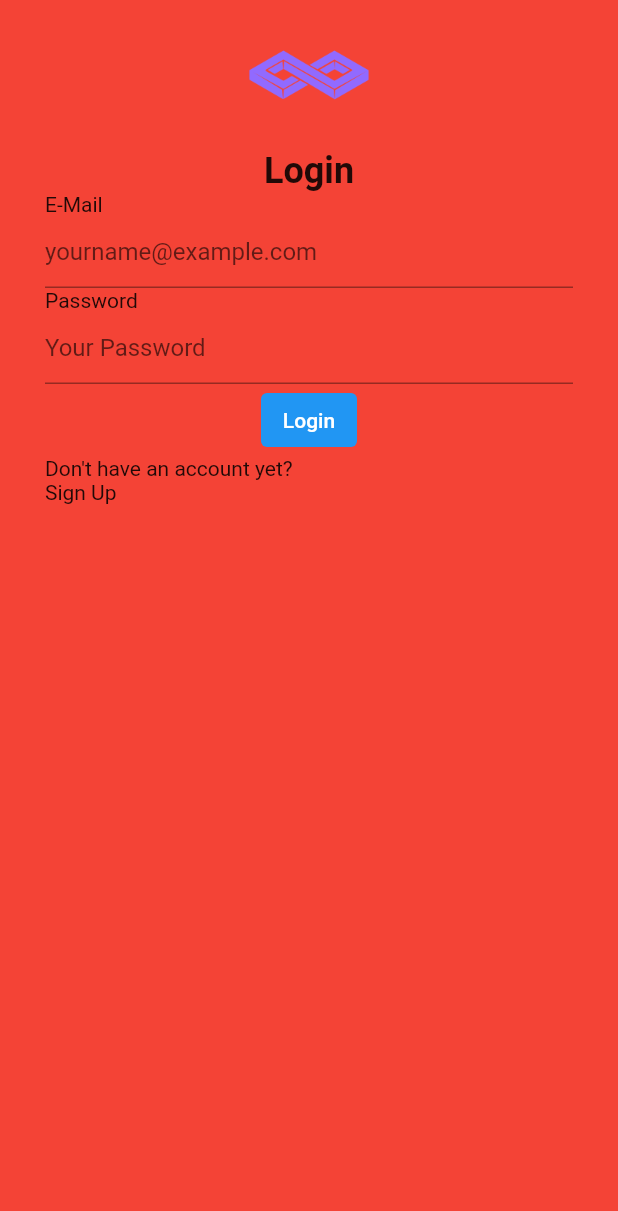
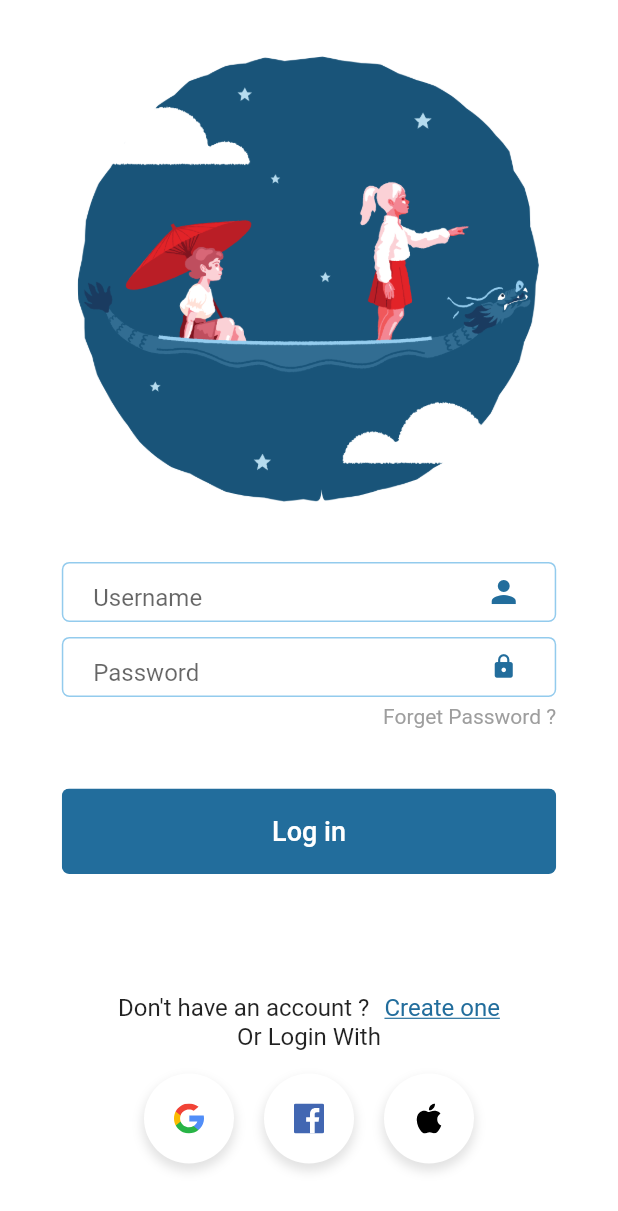
Before and after one commit to AwangPraja01/simple_login_screen_with_flutter, a Flutter app: the screen it shows after launch, on a phone screen of 412 x 824 dp. Shown: the top 1211 px of the screen. Run offline on Flutter 3.47's test engine with Material 2 defaults, Android fonts, the phone set to English and light mode, and no system bars; our stand-ins replace flutter_svg.

Commit message:
Refactored code and added some widget

```diff
--- /dev/null
+++ b/lib/Screens/Login/components/body.dart
@@ -0,0 +1,81 @@
+import 'package:flutter/material.dart';
+
+import 'dont_have_account_and_create_one_text.dart';
+import 'forget_password_text.dart';
+import 'password_textfield_input.dart';
+import 'rounded_button.dart';
+import 'social_icon.dart';
+import 'username_textfield_input.dart';
+
+class Body extends StatelessWidget {
+  const Body({
+    Key? key,
+  }) : super(key: key);
+
+  @override
+  Widget build(BuildContext context) {
+    Size size = MediaQuery.of(context).size;
+    return SingleChildScrollView(
+      child: Container(
+          height: size.height,
+          width: size.width,
+          child: SingleChildScrollView(
+            child: Column(
+              mainAxisAlignment: MainAxisAlignment.center,
+              crossAxisAlignment: CrossAxisAlignment.center,
+              children: <Widget>[
+                SizedBox(height: 20),
+                Image.asset(
+                  "assets/images/sail_across_the_sky.png",
+                  height: size.height * 0.4,
+                ),
+                SizedBox(height: 20),
+                UsernameTextFieldInput(
+                  hintText: "Username",
+                  icon: Icons.person,
+                ),
+                PasswordTextFieldInput(
+                  hintText: "Password",
+                  icon: Icons.lock,
+                ),
+                ForgetPasswordText(),
+                SizedBox(height: 40),
+                RoundedButton(
+                  text: "Log in",
+                  press: () {},
+                ),
+                SizedBox(height: 80),
+                DontHaveAccountAndCreateOneText(),
+                Container(
+                  alignment: Alignment.center,
+                  width: size.width * 0.8,
+                  child: Text(
+                    "Or Login With",
+                    style: TextStyle(fontSize: 16),
+                  ),
+                ),
+                SizedBox(height: 15),
+                Row(
+                  mainAxisAlignment: MainAxisAlignment.center,
+                  children: [
+                    SocialIcon(
+                      iconSrc: "assets/icons/google.svg",
+                      press: () {},
+                    ),
+                    SocialIcon(
+                      iconSrc: "assets/icons/facebook.svg",
+                      press: () {},
+                    ),
+                    SocialIcon(
+                      iconSrc: "assets/icons/apple.svg",
+                      press: () {},
+                    ),
+                  ],
+                ),
+                SizedBox(height: 20),
+              ],
+            ),
+          )),
+    );
+  }
+}
--- /dev/null
+++ b/lib/Screens/Login/components/dont_have_account_and_create_one_text.dart
@@ -0,0 +1,38 @@
+import 'package:flutter/material.dart';
+import 'package:simple_login_screen_with_flutter/constans.dart';
+
+class DontHaveAccountAndCreateOneText extends StatelessWidget {
+  const DontHaveAccountAndCreateOneText({
+    Key? key,
+  }) : super(key: key);
+
+  @override
+  Widget build(BuildContext context) {
+    Size size = MediaQuery.of(context).size;
+    return Container(
+      width: size.width * 0.8,
+      child: Row(
+        mainAxisAlignment: MainAxisAlignment.center,
+        children: [
+          Text(
+            "Don't have an account ?",
+            style: TextStyle(fontSize: 16),
+          ),
+          SizedBox(
+            width: 10,
+          ),
+          GestureDetector(
+            child: Text(
+              "Create one",
+              style: TextStyle(
+                color: kPrimaryColor,
+                fontSize: 16,
+                decoration: TextDecoration.underline,
+              ),
+            ),
+          )
+        ],
+      ),
+    );
+  }
+}
--- /dev/null
+++ b/lib/Screens/Login/components/forget_password_text.dart
@@ -0,0 +1,25 @@
+import 'package:flutter/material.dart';
+
+class ForgetPasswordText extends StatelessWidget {
+  const ForgetPasswordText({
+    Key? key,
+  }) : super(key: key);
+
+  @override
+  Widget build(BuildContext context) {
+    Size size = MediaQuery.of(context).size;
+    return GestureDetector(
+      onTap: () {},
+      child: Container(
+        alignment: Alignment.centerRight,
+        width: size.width * 0.8,
+        child: Text(
+          "Forget Password ?",
+          style: TextStyle(
+            color: Colors.grey,
+          ),
+        ),
+      ),
+    );
+  }
+}
--- /dev/null
+++ b/lib/Screens/Login/components/password_textfield_input.dart
@@ -0,0 +1,39 @@
+import 'package:flutter/material.dart';
+import 'package:simple_login_screen_with_flutter/constans.dart';
+
+import 'text_field_container.dart';
+
+class PasswordTextFieldInput extends StatelessWidget {
+  final String hintText;
+  final IconData icon;
+  final Color iconColor;
+  final double iconSize;
+
+  const PasswordTextFieldInput({
+    Key? key,
+    required this.hintText,
+    required this.icon,
+    this.iconColor = kPrimaryColor,
+    this.iconSize = 18,
+  }) : super(key: key);
+
+  @override
+  Widget build(BuildContext context) {
+    return TextFieldContainer(
+      child: TextField(
+        obscureText: true,
+        textAlignVertical: TextAlignVertical.center,
+        decoration: InputDecoration(
+          contentPadding: EdgeInsets.symmetric(vertical: 10, horizontal: 10),
+          hintText: hintText,
+          border: InputBorder.none,
+          suffixIcon: Icon(
+            icon,
+            color: iconColor,
+            size: iconSize,
+          ),
+        ),
+      ),
+    );
+  }
+}
--- /dev/null
+++ b/lib/Screens/Login/components/rounded_button.dart
@@ -0,0 +1,42 @@
+import 'package:flutter/material.dart';
+import 'package:simple_login_screen_with_flutter/constans.dart';
+
+class RoundedButton extends StatelessWidget {
+  final String text;
+  final Function press;
+  final Color color, textColor;
+
+  const RoundedButton({
+    Key? key,
+    required this.text,
+    required this.press,
+    this.color = kPrimaryColor,
+    this.textColor = Colors.white,
+  }) : super(key: key);
+
+  @override
+  Widget build(BuildContext context) {
+    Size size = MediaQuery.of(context).size;
+    return Container(
+      width: size.width * 0.8,
+      child: ClipRRect(
+        borderRadius: BorderRadius.circular(5),
+        child: TextButton(
+          style: TextButton.styleFrom(
+            padding: EdgeInsets.symmetric(vertical: 18, horizontal: 40),
+            backgroundColor: color,
+          ),
+          onPressed: () => press(),
+          child: Text(
+            text,
+            style: TextStyle(
+              color: textColor,
+              fontSize: 18,
+              fontWeight: FontWeight.w500,
+            ),
+          ),
+        ),
+      ),
+    );
+  }
+}
--- /dev/null
+++ b/lib/Screens/Login/components/social_icon.dart
@@ -0,0 +1,43 @@
+import 'package:flutter/material.dart';
+import 'package:flutter_svg/svg.dart';
+
+class SocialIcon extends StatelessWidget {
+  final String iconSrc;
+  final Function press;
+
+  const SocialIcon({
+    Key? key,
+    required this.iconSrc,
+    required this.press,
+  }) : super(key: key);
+
+  @override
+  Widget build(BuildContext context) {
+    return GestureDetector(
+      onTap: () {
+        press();
+      },
+      child: Container(
+        margin: EdgeInsets.symmetric(horizontal: 10),
+        padding: EdgeInsets.all(20),
+        decoration: BoxDecoration(
+          color: Colors.white,
+          shape: BoxShape.circle,
+          boxShadow: [
+            BoxShadow(
+              color: Colors.grey.withOpacity(0.3),
+              spreadRadius: 1,
+              blurRadius: 5,
+              offset: Offset(0, 4),
+            ),
+          ],
+        ),
+        child: SvgPicture.asset(
+          iconSrc,
+          height: 20,
+          width: 20,
+        ),
+      ),
+    );
+  }
+}
--- /dev/null
+++ b/lib/Screens/Login/components/text_field_container.dart
@@ -0,0 +1,30 @@
+import 'package:flutter/material.dart';
+import 'package:simple_login_screen_with_flutter/constans.dart';
+
+class TextFieldContainer extends StatelessWidget {
+  final Widget child;
+  const TextFieldContainer({
+    Key? key,
+    required this.child,
+  }) : super(key: key);
+
+  @override
+  Widget build(BuildContext context) {
+    Size size = MediaQuery.of(context).size;
+    return Container(
+      alignment: Alignment.center,
+      width: size.width * 0.8,
+      height: 40.0,
+      margin: EdgeInsets.symmetric(vertical: 5),
+      padding: EdgeInsets.symmetric(
+        horizontal: 10,
+      ),
+      decoration: BoxDecoration(
+        color: Colors.transparent,
+        border: Border.all(color: kPrimaryColorLight),
+        borderRadius: BorderRadius.circular(5),
+      ),
+      child: child,
+    );
+  }
+}
--- /dev/null
+++ b/lib/Screens/Login/components/username_textfield_input.dart
@@ -0,0 +1,35 @@
+import 'package:flutter/material.dart';
+import 'package:simple_login_screen_with_flutter/constans.dart';
+
+import 'text_field_container.dart';
+
+class UsernameTextFieldInput extends StatelessWidget {
+  final String hintText;
+  final IconData icon;
+  final Color iconColor;
+
+  const UsernameTextFieldInput({
+    Key? key,
+    required this.hintText,
+    required this.icon,
+    this.iconColor = kPrimaryColor,
+  }) : super(key: key);
+
+  @override
+  Widget build(BuildContext context) {
+    return TextFieldContainer(
+      child: TextField(
+        textAlignVertical: TextAlignVertical.center,
+        decoration: InputDecoration(
+          contentPadding: EdgeInsets.symmetric(vertical: 10, horizontal: 10),
+          hintText: hintText,
+          border: InputBorder.none,
+          suffixIcon: Icon(
+            icon,
+            color: iconColor,
+          ),
+        ),
+      ),
+    );
+  }
+}
--- /dev/null
+++ b/lib/Screens/Login/login_screen.dart
@@ -0,0 +1,12 @@
+import 'package:flutter/material.dart';
+
+import 'components/body.dart';
+
+class LoginScreen extends StatelessWidget {
+  @override
+  Widget build(BuildContext context) {
+    return Scaffold(
+      body: Body(),
+    );
+  }
+}
--- /dev/null
+++ b/lib/constans.dart
@@ -0,0 +1,4 @@
+import 'package:flutter/material.dart';
+
+const kPrimaryColor = Color(0xFF226d9c);
+const kPrimaryColorLight = Color(0xFF93cbed);
--- a/lib/formTextInput.dart
+++ /dev/null
@@ -1,22 +0,0 @@
-import 'package:flutter/material.dart';
-
-class FormTextInput extends StatelessWidget {
-  final String name, hintText;
-
-  FormTextInput(this.name, this.hintText);
-
-  @override
-  Widget build(BuildContext context) {
-    return Container(
-      child: Column(
-        crossAxisAlignment: CrossAxisAlignment.start,
-        children: [
-          Text(name),
-          TextField(
-            decoration: InputDecoration(hintText: hintText),
-          )
-        ],
-      ),
-    );
-  }
-}
--- a/lib/logoWithLoginText.dart
+++ /dev/null
@@ -1,23 +0,0 @@
-import 'package:flutter/material.dart';
-
-class LogoWithLoginText extends StatelessWidget {
-  @override
-  Widget build(BuildContext context) {
-    return Container(
-      alignment: AlignmentDirectional.center,
-      child: Column(
-        children: [
-          Image.asset(
-            'assets/images/companyLogo.png',
-            width: 100,
-            height: 100,
-          ),
-          Text(
-            "Login",
-            style: TextStyle(fontSize: 24, fontWeight: FontWeight.w600),
-          ),
-        ],
-      ),
-    );
-  }
-}
--- a/lib/main.dart
+++ b/lib/main.dart
@@ -1,46 +1,23 @@
-// Package
 import 'package:flutter/material.dart';
-// Widget
-import 'formTextInput.dart';
-import 'logoWithLoginText.dart';
+import 'package:simple_login_screen_with_flutter/constans.dart';
+
+import 'Screens/Login/login_screen.dart';
 
 void main() {
-  runApp(MaterialApp(
-    debugShowCheckedModeBanner: false,
-    home: Login(),
-  ));
+  runApp(MyApp());
 }
 
-class Login extends StatelessWidget {
+class MyApp extends StatelessWidget {
   @override
   Widget build(BuildContext context) {
-    return Scaffold(
-      backgroundColor: Colors.red,
-      body: Container(
-        padding: EdgeInsets.only(left: 30.0, right: 30.0),
-        child: Column(
-          children: [
-            LogoWithLoginText(),
-            FormTextInput("E-Mail", "yourname@example.com"),
-            FormTextInput("Password", "Your Password"),
-            TextButton(
-              style: TextButton.styleFrom(backgroundColor: Colors.blue),
-              onPressed: () {},
-              child: Text(
-                "Login",
-                style: TextStyle(color: Colors.white),
-              ),
-            ),
-            Container(
-              alignment: AlignmentDirectional.centerStart,
-              child: Column(
-                crossAxisAlignment: CrossAxisAlignment.start,
-                children: [Text("Don't have an account yet?"), Text("Sign Up")],
-              ),
-            )
-          ],
-        ),
+    return MaterialApp(
+      title: "Login Screen",
+      debugShowCheckedModeBanner: false,
+      theme: ThemeData(
+        primaryColor: kPrimaryColor,
+        scaffoldBackgroundColor: Colors.white,
       ),
+      home: LoginScreen(),
     );
   }
 }
--- a/pubspec.yaml
+++ b/pubspec.yaml
@@ -28,6 +28,7 @@ dependencies:
   # The following adds the Cupertino Icons font to your application.
   # Use with the CupertinoIcons class for iOS style icons.
   cupertino_icons: ^1.0.2
+  flutter_svg: ^0.22.0
 
 dev_dependencies:
   flutter_test:
@@ -46,7 +47,8 @@ flutter:
 
   # To add assets to your application, add an assets section, like this:
   assets:
-    - assets/images/companyLogo.png
+    - assets/images/
+    - assets/icons/
 
   # An image asset can refer to one or more resolution-specific "variants", see
   # https://flutter.dev/assets-and-images/#resolution-aware.
```
Also changed, not shown: assets/icons/apple.svg (added), assets/icons/facebook.svg (added), assets/icons/google.svg (added), assets/images/companyLogo.png (deleted), assets/images/sail_across_the_sky.png (added), pubspec.lock.
